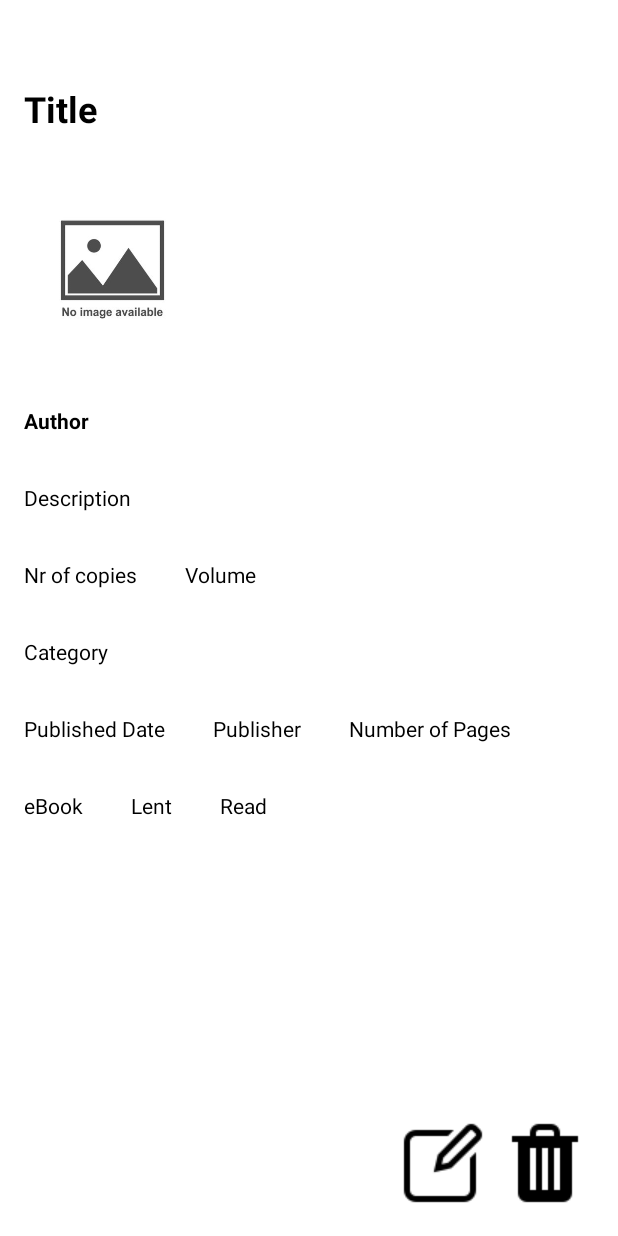
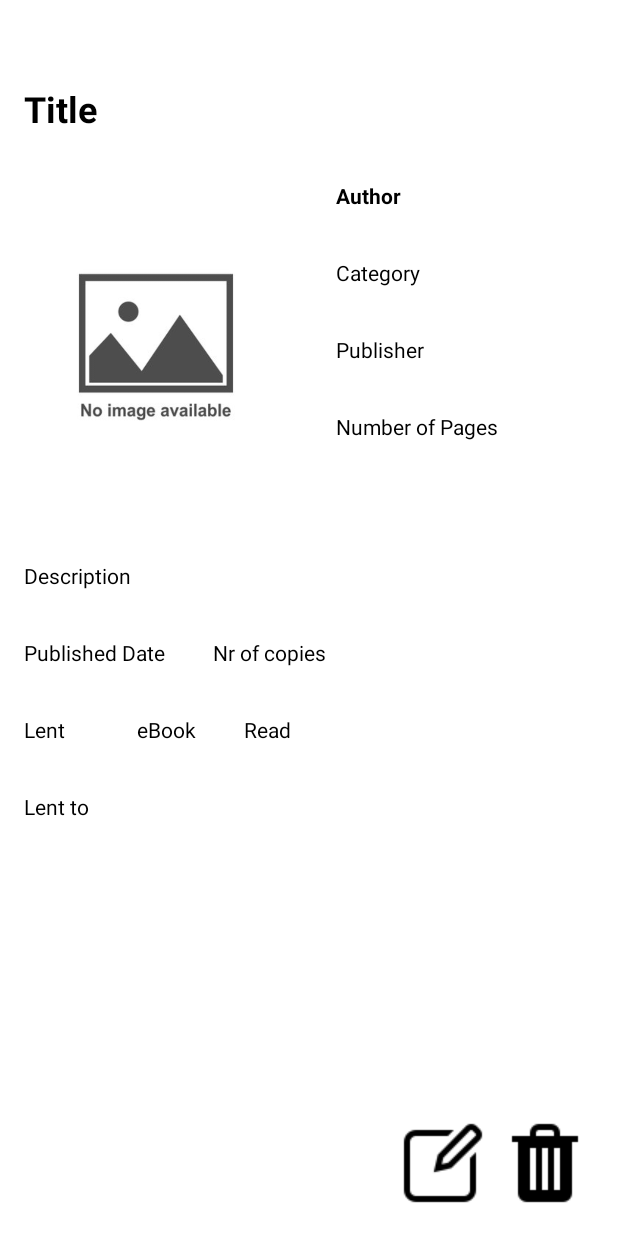
Before and after one commit to radubotanel99/MyBooks, an Android app: the layout activity_view_one_book.xml on its own in the app's theme, with its tools: preview values and no code run, on a phone screen of 412 x 824 dp. Run offline under Robolectric (Android 15) with nearby library versions, the phone set to English and light mode, and no system bars.

Commit message:
"Lent to" functionality, design ViewOneBook page

```diff
--- a/app/src/main/java/com/firstapp/app/helperclasses/GeneralConstants.java
+++ b/app/src/main/java/com/firstapp/app/helperclasses/GeneralConstants.java
@@ -10,7 +10,7 @@ public class GeneralConstants {
     public static final String PUBLISHED_DATE = "publishedDate";
     public static final String DESCRIPTION = "description";
     public static final String PAGE_COUNT = "pageCount";
-    public static final String VOLUME = "volume";
+    public static final String LENT_TO = "lentTo";
     public static final String COPIES = "copies";
     public static final String IMAGE_LINK = "imageLinks";
 
--- a/app/src/main/java/com/firstapp/app/views/BookView.java
+++ b/app/src/main/java/com/firstapp/app/views/BookView.java
@@ -62,7 +62,7 @@ public class BookView extends RecyclerView.Adapter<BookView.ViewHolder>{
                 i.putExtra(AUTHOR, modal.getAuthor().getName());
                 i.putExtra(DESCRIPTION, modal.getDescription());
                 i.putExtra(COPIES, modal.getCopies());
-                i.putExtra(VOLUME, modal.getVolume());
+                i.putExtra(LENT_TO, modal.getLentTo());
                 i.putExtra(CATEGORY, modal.getCategory().getName());
                 i.putExtra(PUBLISHED_DATE, modal.getPublishedDate());
                 i.putExtra(PUBLISHER, modal.getPublisher());
--- a/app/src/main/res/layout/activity_view_one_book.xml
+++ b/app/src/main/res/layout/activity_view_one_book.xml
@@ -2,6 +2,16 @@
     android:layout_width="match_parent"
     android:layout_height="match_parent"
     android:paddingTop="40dp">
+
+    <ScrollView
+        android:layout_width="match_parent"
+        android:layout_height="match_parent"
+        android:paddingBottom="70dp">>
+
+        <LinearLayout
+            android:layout_width="match_parent"
+            android:layout_height="wrap_content"
+            android:orientation="vertical">
 
             <!-- Title -->
             <TextView
@@ -14,38 +24,90 @@
                 android:textStyle="bold"
                 android:padding="16dp" />
 
+
+            <LinearLayout
+                android:layout_width="match_parent"
+                android:layout_height="wrap_content"
+                android:orientation="horizontal">
+
                 <!-- ImageView -->
                 <ImageView
                     android:id="@+id/bookImageView"
-        android:layout_below="@id/titleTextView"
-        android:layout_width="150dp"
-        android:layout_height="150dp"
-        android:src="@drawable/no_image"
+                    android:layout_width="208dp"
+                    android:layout_height="253dp"
                     android:padding="16dp"
-    />
+                    android:src="@drawable/no_image" />
+
+                <LinearLayout
+                    android:layout_width="match_parent"
+                    android:layout_height="wrap_content"
+                    android:orientation="vertical">
 
                     <!-- Author -->
                     <TextView
                         android:id="@+id/authorTextView"
                         android:layout_width="match_parent"
                         android:layout_height="wrap_content"
-        android:layout_below="@id/bookImageView"
+                        android:padding="16dp"
                         android:text="Author"
                         android:textColor="#000000"
-        android:textStyle="bold"
-        android:padding="16dp" />
+                        android:textStyle="bold" />
+
+                    <!-- Category -->
+                    <TextView
+                        android:id="@+id/categoryTextView"
+                        android:layout_width="match_parent"
+                        android:layout_height="wrap_content"
+                        android:padding="16dp"
+                        android:text="Category"
+                        android:textColor="#000000" />
+
+                    <!-- Publisher -->
+                    <TextView
+                        android:id="@+id/publisherTextView"
+                        android:layout_width="match_parent"
+                        android:layout_height="wrap_content"
+                        android:padding="16dp"
+                        android:text="Publisher"
+                        android:textColor="#000000" />
+
+                    <!-- Number of Pages -->
+                    <TextView
+                        android:id="@+id/pagesTextView"
+                        android:layout_width="match_parent"
+                        android:layout_height="wrap_content"
+                        android:padding="16dp"
+                        android:text="Number of Pages"
+                        android:textColor="#000000" />
+
+                </LinearLayout>
+
+            </LinearLayout>
 
             <!-- Description -->
             <TextView
                 android:id="@+id/descriptionTextView"
                 android:layout_width="match_parent"
                 android:layout_height="wrap_content"
-        android:layout_below="@id/authorTextView"
                 android:text="Description"
                 android:textColor="#000000"
-        android:maxLines="5"
+                android:maxLines="10"
                 android:ellipsize="end"
                 android:scrollbars="vertical"
+                android:padding="16dp" />
+
+            <LinearLayout
+                android:layout_width="match_parent"
+                android:layout_height="wrap_content"
+                android:orientation="horizontal">
+
+                <!-- Published Date -->
+                <TextView
+                    android:id="@+id/publishedDateTextView"
+                    android:layout_width="wrap_content"
+                    android:layout_height="wrap_content"
+                    android:text="Published Date"
+                    android:textColor="#000000"
                     android:padding="16dp" />
 
                 <!-- Copies -->
@@ -53,95 +115,65 @@
                     android:id="@+id/copiesTextView"
                     android:layout_width="wrap_content"
                     android:layout_height="wrap_content"
-        android:layout_below="@id/descriptionTextView"
+                    android:padding="16dp"
                     android:text="Nr of copies"
+                    android:textColor="#000000" />
+
+            </LinearLayout>
+
+            <LinearLayout
+                android:layout_width="match_parent"
+                android:layout_height="wrap_content"
+                android:orientation="horizontal">
+
+                <LinearLayout
+                    android:layout_width="wrap_content"
+                    android:layout_height="wrap_content"
+                    android:orientation="vertical">
+
+                    <!-- Lent -->
+                    <TextView
+                        android:id="@+id/lentTextView"
+                        android:layout_width="wrap_content"
+                        android:layout_height="wrap_content"
+                        android:text="Lent"
                         android:textColor="#000000"
                         android:padding="16dp" />
 
-    <!-- Volume -->
+                    <!-- Lent to -->
                     <TextView
-        android:id="@+id/volumeTextView"
+                        android:id="@+id/lentToTextView"
                         android:layout_width="wrap_content"
                         android:layout_height="wrap_content"
-        android:layout_below="@id/descriptionTextView"
-        android:layout_toRightOf="@id/copiesTextView"
-        android:text="Volume"
-        android:textColor="#000000"
-        android:padding="16dp" />
+                        android:padding="16dp"
+                        android:text="Lent to"
+                        android:textColor="#000000" />
 
-    <!-- Category -->
-    <TextView
-        android:id="@+id/categoryTextView"
-        android:layout_width="wrap_content"
-        android:layout_height="wrap_content"
-        android:layout_below="@id/copiesTextView"
-        android:text="Category"
-        android:textColor="#000000"
-        android:padding="16dp" />
-
-    <!-- Published Date -->
-    <TextView
-        android:id="@+id/publishedDateTextView"
-        android:layout_width="wrap_content"
-        android:layout_height="wrap_content"
-        android:layout_below="@id/categoryTextView"
-        android:text="Published Date"
-        android:textColor="#000000"
-        android:padding="16dp" />
-
-    <!-- Publisher -->
-    <TextView
-        android:id="@+id/publisherTextView"
-        android:layout_width="wrap_content"
-        android:layout_height="wrap_content"
-        android:layout_below="@id/categoryTextView"
-        android:layout_toRightOf="@id/publishedDateTextView"
-        android:text="Publisher"
-        android:textColor="#000000"
-        android:padding="16dp" />
-
-    <!-- Number of Pages -->
-    <TextView
-        android:id="@+id/pagesTextView"
-        android:layout_width="wrap_content"
-        android:layout_height="wrap_content"
-        android:layout_below="@id/categoryTextView"
-        android:layout_toRightOf="@id/publisherTextView"
-        android:text="Number of Pages"
-        android:textColor="#000000"
-        android:padding="16dp" />
+                </LinearLayout>
 
                 <!-- Digital -->
                 <TextView
                     android:id="@+id/digitalTextView"
                     android:layout_width="wrap_content"
                     android:layout_height="wrap_content"
-        android:layout_below="@id/pagesTextView"
                     android:text="eBook"
                     android:textColor="#000000"
                     android:padding="16dp" />
 
-    <!-- Lent -->
-    <TextView
-        android:id="@+id/lentTextView"
-        android:layout_width="wrap_content"
-        android:layout_height="wrap_content"
-        android:layout_below="@id/pagesTextView"
-        android:layout_toRightOf="@id/digitalTextView"
-        android:text="Lent"
-        android:textColor="#000000"
-        android:padding="16dp" />
-
-    <!-- Lent -->
+                <!-- Read -->
                 <TextView
                     android:id="@+id/readTextView"
                     android:layout_width="wrap_content"
                     android:layout_height="wrap_content"
-        android:layout_below="@id/pagesTextView"
-        android:layout_toRightOf="@id/lentTextView"
                     android:text="Read"
                     android:textColor="#000000"
                     android:padding="16dp" />
+
+            </LinearLayout>
+
+        </LinearLayout>
+
+    </ScrollView>
 
     <ImageButton
         android:id="@+id/deleteBookButton"
```
Also changed, not shown: app/src/main/java/com/firstapp/app/activities/AddBookActivity.java (+37 -12 lines), app/src/main/java/com/firstapp/app/activities/ViewOneBookActivity.java (+13 -8 lines), app/src/main/java/com/firstapp/app/database/BookManager.java (+9 -9 lines), app/src/main/java/com/firstapp/app/database/Database.java (+7 -16 lines), app/src/main/java/com/firstapp/app/helperclasses/GoogleAPIRequest.java (+2 -6 lines), app/src/main/java/com/firstapp/app/objects/Book.java (+7 -7 lines), app/src/main/res/layout/activity_add_book.xml (+22 -19 lines), 1 other file. Lines whose indentation alone changed are shown as unchanged.
